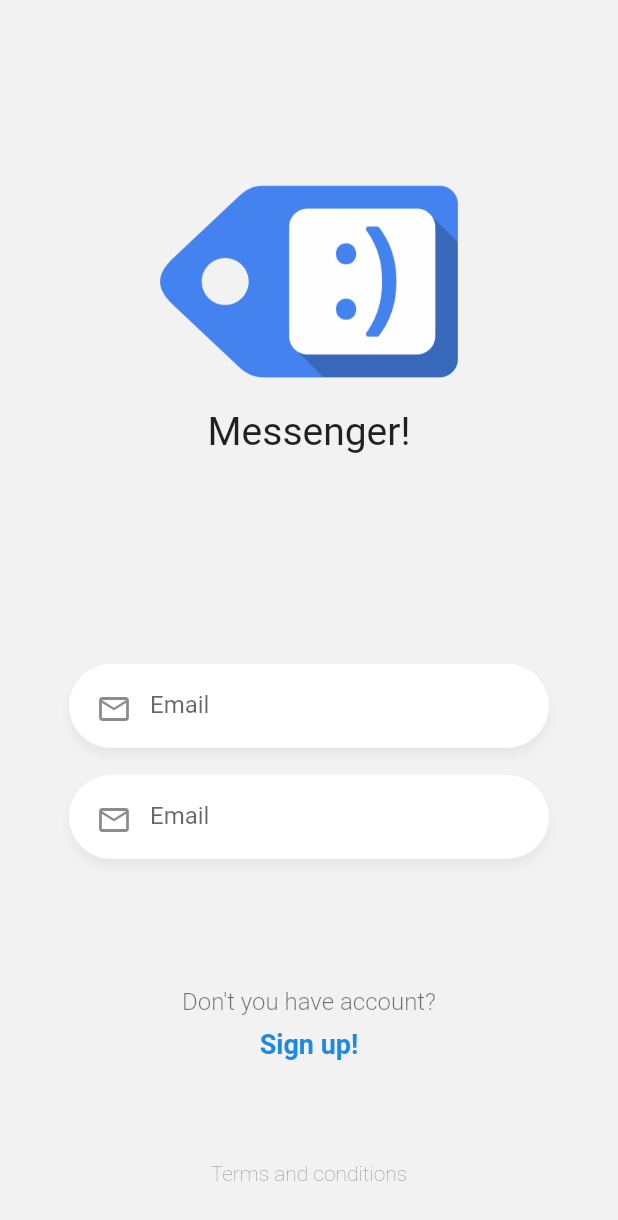
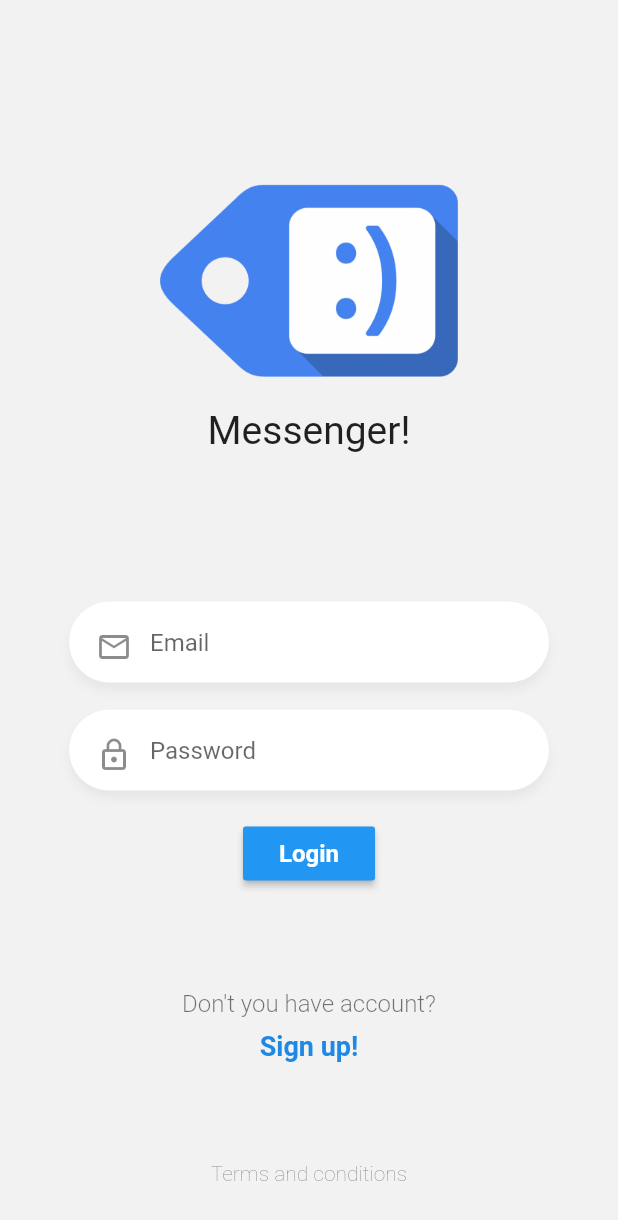
Before and after one commit to paulmrg-461/flutter-realtime-chat, a Flutter app: the screen it shows after launch, on a phone screen of 412 x 824 dp. Shown: the top 1220 px of the screen. Run offline on Flutter 3.47's test engine with Material 2 defaults, Android fonts, the phone set to English and light mode, and no system bars.

Commit message:
53. Custom Input arguments

```diff
--- a/lib/pages/login_page.dart
+++ b/lib/pages/login_page.dart
@@ -1,5 +1,7 @@
 import 'package:flutter/material.dart';
 import 'package:realtime_chat/widgets/custom_input.dart';
+import 'package:realtime_chat/widgets/labels.dart';
+import 'package:realtime_chat/widgets/logo.dart';
 
 class LoginPage extends StatelessWidget {
   @override
@@ -10,9 +12,9 @@ class LoginPage extends StatelessWidget {
           child: Column(
             mainAxisAlignment: MainAxisAlignment.spaceAround,
             children: [
-              _Logo(),
+              Logo(),
               _Form(),
-              _Labels(),
+              Labels(),
               Text(
                 'Terms and conditions',
                 style: TextStyle(
@@ -24,77 +26,48 @@ class LoginPage extends StatelessWidget {
   }
 }
 
-class _Logo extends StatelessWidget {
-  @override
-  Widget build(BuildContext context) {
-    final screensize = MediaQuery.of(context).size;
-    return Center(
-        child: Container(
-            margin: EdgeInsets.only(top: 48),
-            width: screensize.width * 0.65,
-            padding: EdgeInsets.all(32),
-            child: Column(
-              children: [
-                Image(image: AssetImage('assets/tag-logo.png')),
-                SizedBox(
-                  height: 18,
-                ),
-                Text(
-                  'Messenger!',
-                  style: TextStyle(fontSize: 26),
-                )
-              ],
-            )));
-  }
-}
-
 class _Form extends StatefulWidget {
   @override
   __FormState createState() => __FormState();
 }
 
 class __FormState extends State<_Form> {
+  final TextEditingController emailController = TextEditingController();
+  final TextEditingController passwordController = TextEditingController();
+
   @override
   Widget build(BuildContext context) {
     return Container(
-      margin: EdgeInsets.only(top: 40),
+      //margin: EdgeInsets.only(top: 40),
       padding: EdgeInsets.symmetric(horizontal: 46),
       child: Column(
         children: [
-          CustomInput(),
-          CustomInput(),
+          CustomInput(
+            textController: emailController,
+            hintText: 'Email',
+            icon: Icons.mail_outline,
+            textInputType: TextInputType.emailAddress,
+          ),
+          CustomInput(
+            textController: passwordController,
+            hintText: 'Password',
+            icon: Icons.lock_outline,
+            textInputType: TextInputType.text,
+            obscureText: true,
+          ),
           //TODO: Create Button
+          RaisedButton(
+              child: Text(
+                'Login',
+                style: TextStyle(
+                    fontSize: 16.0,
+                    color: Colors.white,
+                    fontWeight: FontWeight.w700),
+              ),
+              color: Colors.blue,
+              onPressed: () => print(emailController.text))
         ],
       ),
     );
   }
 }
-
-class _Labels extends StatelessWidget {
-  @override
-  Widget build(BuildContext context) {
-    return Container(
-      child: Column(
-        children: [
-          Text(
-            'Don\'t you have account?',
-            style: TextStyle(
-                color: Colors.black54,
-                fontSize: 16.0,
-                fontWeight: FontWeight.w300),
-          ),
-          SizedBox(
-            height: 8.0,
-          ),
-          Text(
-            'Sign up!',
-            style: TextStyle(
-                color: Colors.blue[600],
-                fontSize: 18.0,
-                fontWeight: FontWeight.bold),
-          ),
-        ],
-      ),
-    );
-  }
-}
--- a/lib/widgets/custom_input.dart
+++ b/lib/widgets/custom_input.dart
@@ -1,11 +1,28 @@
 import 'package:flutter/material.dart';
 
 class CustomInput extends StatelessWidget {
+  final String hintText;
+  final TextEditingController textController;
+  final IconData icon;
+  final IconData suffixIcon;
+  final TextInputType textInputType;
+  final bool obscureText;
+
+  CustomInput({
+    Key key,
+    @required this.hintText,
+    @required this.textController,
+    @required this.icon,
+    this.textInputType = TextInputType.text,
+    this.obscureText = false,
+    this.suffixIcon,
+  }) : super(key: key);
+
   @override
   Widget build(BuildContext context) {
     return Container(
         margin: EdgeInsets.only(bottom: 18),
-        padding: EdgeInsets.only(top: 6, bottom: 2, left: 6, right: 18),
+        padding: EdgeInsets.only(top: 6, left: 6, right: 18),
         decoration: BoxDecoration(
             color: Colors.white,
             borderRadius: BorderRadius.circular(30.0),
@@ -16,14 +33,16 @@ class CustomInput extends StatelessWidget {
                   blurRadius: 5)
             ]),
         child: TextField(
+          controller: this.textController,
           autocorrect: false,
-          keyboardType: TextInputType.emailAddress,
-          //obscureText: true,
+          keyboardType: this.textInputType,
+          obscureText: this.obscureText,
           decoration: InputDecoration(
-              prefixIcon: Icon(Icons.mail_outline),
+              prefixIcon: Icon(this.icon),
+              suffixIcon: Icon(this.suffixIcon),
               focusedBorder: InputBorder.none,
               border: InputBorder.none,
-              hintText: 'Email'),
+              hintText: this.hintText),
         ));
   }
 }
--- /dev/null
+++ b/lib/widgets/labels.dart
@@ -0,0 +1,30 @@
+import 'package:flutter/material.dart';
+
+class Labels extends StatelessWidget {
+  @override
+  Widget build(BuildContext context) {
+    return Container(
+      child: Column(
+        children: [
+          Text(
+            'Don\'t you have account?',
+            style: TextStyle(
+                color: Colors.black54,
+                fontSize: 16.0,
+                fontWeight: FontWeight.w300),
+          ),
+          SizedBox(
+            height: 8.0,
+          ),
+          Text(
+            'Sign up!',
+            style: TextStyle(
+                color: Colors.blue[600],
+                fontSize: 18.0,
+                fontWeight: FontWeight.bold),
+          ),
+        ],
+      ),
+    );
+  }
+}
--- /dev/null
+++ b/lib/widgets/logo.dart
@@ -0,0 +1,25 @@
+import 'package:flutter/material.dart';
+
+class Logo extends StatelessWidget {
+  @override
+  Widget build(BuildContext context) {
+    final screensize = MediaQuery.of(context).size;
+    return Center(
+        child: Container(
+            margin: EdgeInsets.only(top: 48),
+            width: screensize.width * 0.65,
+            padding: EdgeInsets.all(32),
+            child: Column(
+              children: [
+                Image(image: AssetImage('assets/tag-logo.png')),
+                SizedBox(
+                  height: 18,
+                ),
+                Text(
+                  'Messenger!',
+                  style: TextStyle(fontSize: 26),
+                )
+              ],
+            )));
+  }
+}
```
